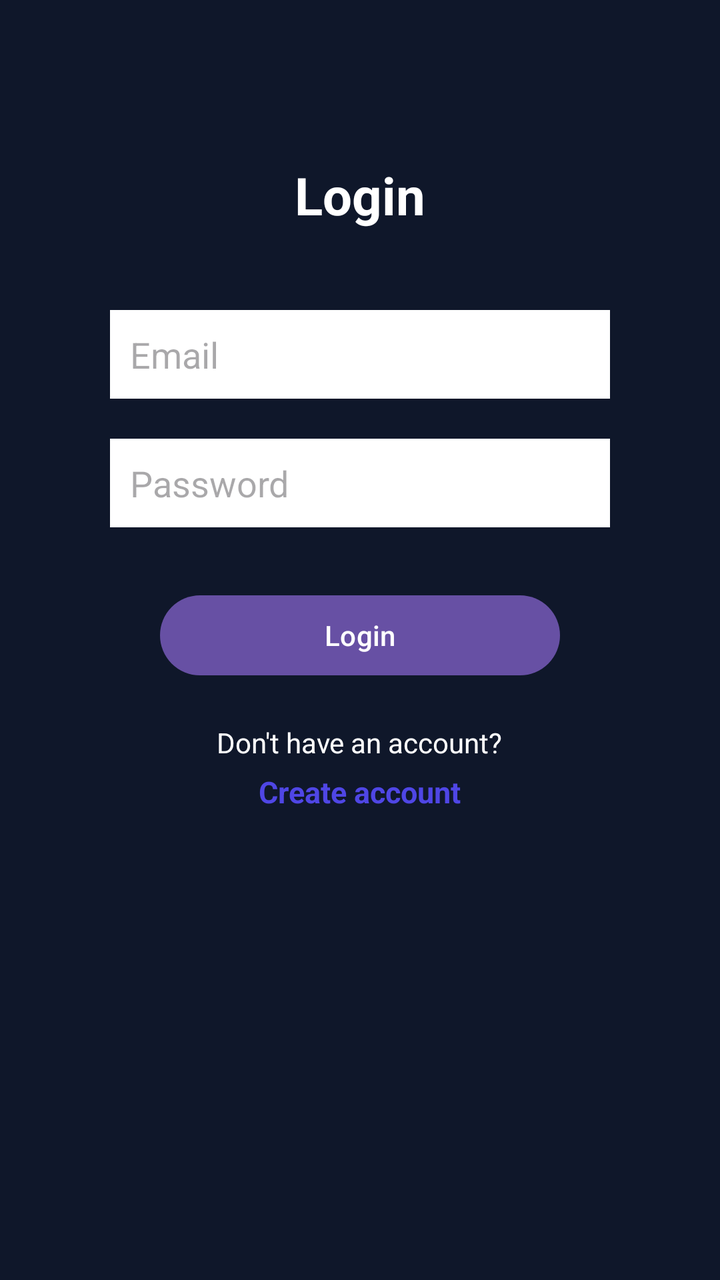
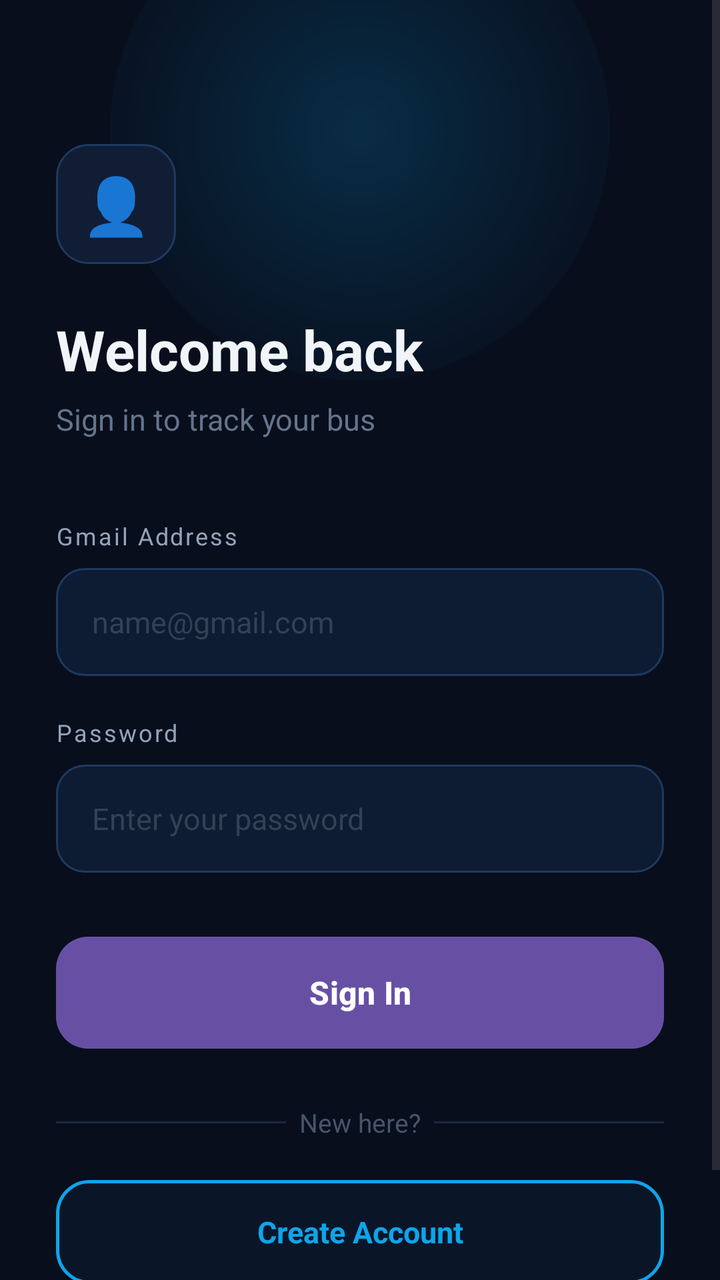

The first picture is an Android layout as it rendered before a commit; the second is the same layout after the commit. The layout source and the unified diff follow.
<!-- AndroidManifest.xml: application theme Theme.AppCompat.Light.NoActionBar -->
<!-- res/layout/activity_login.xml -->
<?xml version="1.0" encoding="utf-8"?>
<RelativeLayout xmlns:android="http://schemas.android.com/apk/res/android"
    android:id="@+id/main"
    android:layout_width="match_parent"
    android:layout_height="match_parent"
    android:background="#0F172A">
    <ProgressBar
        android:id="@+id/progressBar"
        android:layout_width="wrap_content"
        android:layout_height="wrap_content"
        android:visibility="gone"
        android:layout_gravity="center" />

    
    <TextView
        android:id="@+id/title"
        android:layout_width="wrap_content"
        android:layout_height="wrap_content"
        android:text="Login"
        android:textSize="26sp"
        android:textStyle="bold"
        android:textColor="#FFFFFF"
        android:layout_centerHorizontal="true"
        android:layout_marginTop="80dp" />

    
    <EditText
        android:id="@+id/email"
        android:layout_width="250dp"
        android:layout_height="wrap_content"
        android:hint="Email"
        android:background="#FFFFFF"
        android:padding="10dp"
        android:layout_centerHorizontal="true"
        android:layout_below="@id/title"
        android:layout_marginTop="40dp" />

    
    <EditText
        android:id="@+id/password"
        android:layout_width="250dp"
        android:layout_height="wrap_content"
        android:hint="Password"
        android:inputType="textPassword"
        android:background="#FFFFFF"
        android:padding="10dp"
        android:layout_centerHorizontal="true"
        android:layout_below="@id/email"
        android:layout_marginTop="20dp" />

    
    <Button
        android:id="@+id/loginBtn"
        android:layout_width="200dp"
        android:layout_height="wrap_content"
        android:text="Login"
        android:layout_centerHorizontal="true"
        android:layout_below="@id/password"
        android:layout_marginTop="30dp" />

    
    <TextView
        android:id="@+id/signupText"
        android:layout_width="wrap_content"
        android:layout_height="wrap_content"
        android:text="Don't have an account?"
        android:textColor="#FFFFFF"
        android:textSize="14sp"
        android:layout_centerHorizontal="true"
        android:layout_below="@id/loginBtn"
        android:layout_marginTop="20dp" />

    
    <TextView
        android:id="@+id/createAccount"
        android:layout_width="wrap_content"
        android:layout_height="wrap_content"
        android:text="Create account"
        android:textColor="#4F46E5"
        android:textStyle="bold"
        android:textSize="15sp"
        android:layout_centerHorizontal="true"
        android:layout_below="@id/signupText"
        android:layout_marginTop="5dp"
        android:clickable="true"
        android:focusable="true" />

</RelativeLayout>
<!-- resources referenced by this layout -->
<resources>
  <style name="Theme.AppCompat.Light.NoActionBar" parent="Base.Theme.AppCompat.Light.NoActionBar" />
  <style name="Base.Theme.AppCompat.Light.NoActionBar" parent="Theme.Material3.DayNight.NoActionBar">
          
          
      </style>
</resources>

<!-- the commit's change to res/layout/activity_login.xml (unified diff, before → after) -->
@@ -1,88 +1,175 @@
 <?xml version="1.0" encoding="utf-8"?>
-<RelativeLayout xmlns:android="http://schemas.android.com/apk/res/android"
-    android:id="@+id/main"
+<ScrollView xmlns:android="http://schemas.android.com/apk/res/android"
     android:layout_width="match_parent"
     android:layout_height="match_parent"
-    android:background="#0F172A">
-    <ProgressBar
-        android:id="@+id/progressBar"
-        android:layout_width="wrap_content"
+    android:background="#080E1C"
+    android:fillViewport="true">
+
+    <RelativeLayout
+        android:layout_width="match_parent"
         android:layout_height="wrap_content"
-        android:visibility="gone"
-        android:layout_gravity="center" />
+        android:minHeight="700dp">
 
-    
-    <TextView
-        android:id="@+id/title"
-        android:layout_width="wrap_content"
-        android:layout_height="wrap_content"
-        android:text="Login"
-        android:textSize="26sp"
-        android:textStyle="bold"
-        android:textColor="#FFFFFF"
-        android:layout_centerHorizontal="true"
-        android:layout_marginTop="80dp" />
+        
+        <View
+            android:layout_width="250dp"
+            android:layout_height="250dp"
+            android:layout_centerHorizontal="true"
+            android:layout_marginTop="-60dp"
+            android:background="@drawable/glow_circle"
+            android:alpha="0.2"/>
 
-    
-    <EditText
-        android:id="@+id/email"
-        android:layout_width="250dp"
-        android:layout_height="wrap_content"
-        android:hint="Email"
-        android:background="#FFFFFF"
-        android:padding="10dp"
-        android:layout_centerHorizontal="true"
-        android:layout_below="@id/title"
-        android:layout_marginTop="40dp" />
+        
+        <LinearLayout
+            android:layout_width="match_parent"
+            android:layout_height="wrap_content"
+            android:orientation="vertical"
+            android:paddingStart="28dp"
+            android:paddingEnd="28dp"
+            android:layout_marginTop="72dp">
 
-    
-    <EditText
-        android:id="@+id/password"
-        android:layout_width="250dp"
-        android:layout_height="wrap_content"
-        android:hint="Password"
-        android:inputType="textPassword"
-        android:background="#FFFFFF"
-        android:padding="10dp"
-        android:layout_centerHorizontal="true"
-        android:layout_below="@id/email"
-        android:layout_marginTop="20dp" />
+            
+            <TextView
+                android:layout_width="60dp"
+                android:layout_height="60dp"
+                android:text="👤"
+                android:textSize="28sp"
+                android:gravity="center"
+                android:background="@drawable/card_bg"
+                android:layout_marginBottom="24dp"/>
 
-    
-    <Button
-        android:id="@+id/loginBtn"
-        android:layout_width="200dp"
-        android:layout_height="wrap_content"
-        android:text="Login"
-        android:layout_centerHorizontal="true"
-        android:layout_below="@id/password"
-        android:layout_marginTop="30dp" />
+            <TextView
+                android:layout_width="wrap_content"
+                android:layout_height="wrap_content"
+                android:text="Welcome back"
+                android:textColor="#F1F5F9"
+                android:textSize="28sp"
+                android:textStyle="bold"/>
 
-    
-    <TextView
-        android:id="@+id/signupText"
-        android:layout_width="wrap_content"
-        android:layout_height="wrap_content"
-        android:text="Don't have an account?"
-        android:textColor="#FFFFFF"
-        android:textSize="14sp"
-        android:layout_centerHorizontal="true"
-        android:layout_below="@id/loginBtn"
-        android:layout_marginTop="20dp" />
+            <TextView
+                android:layout_width="wrap_content"
+                android:layout_height="wrap_content"
+                android:text="Sign in to track your bus"
+                android:textColor="#64748B"
+                android:textSize="15sp"
+                android:layout_marginTop="6dp"
+                android:layout_marginBottom="40dp"/>
 
-    
-    <TextView
-        android:id="@+id/createAccount"
-        android:layout_width="wrap_content"
-        android:layout_height="wrap_content"
-        android:text="Create account"
-        android:textColor="#4F46E5"
-        android:textStyle="bold"
-        android:textSize="15sp"
-        android:layout_centerHorizontal="true"
-        android:layout_below="@id/signupText"
-        android:layout_marginTop="5dp"
-        android:clickable="true"
-        android:focusable="true" />
+            
+            <TextView
+                android:layout_width="wrap_content"
+                android:layout_height="wrap_content"
+                android:text="Gmail Address"
+                android:textColor="#94A3B8"
+                android:textSize="12sp"
+                android:letterSpacing="0.08"
+                android:layout_marginBottom="8dp"/>
 
-</RelativeLayout>
+            <EditText
+                android:id="@+id/email"
+                android:layout_width="match_parent"
+                android:layout_height="54dp"
+                android:hint="name@gmail.com"
+                android:textColorHint="#334155"
+                android:textColor="#F1F5F9"
+                android:textSize="15sp"
+                android:background="@drawable/input_bg"
+                android:paddingStart="18dp"
+                android:paddingEnd="18dp"
+                android:inputType="textEmailAddress"
+                android:layout_marginBottom="20dp"/>
+
+            
+            <TextView
+                android:layout_width="wrap_content"
+                android:layout_height="wrap_content"
+                android:text="Password"
+                android:textColor="#94A3B8"
+                android:textSize="12sp"
+                android:letterSpacing="0.08"
+                android:layout_marginBottom="8dp"/>
+
+            <EditText
+                android:id="@+id/password"
+                android:layout_width="match_parent"
+                android:layout_height="54dp"
+                android:hint="Enter your password"
+                android:textColorHint="#334155"
+                android:textColor="#F1F5F9"
+                android:textSize="15sp"
+                android:background="@drawable/input_bg"
+                android:paddingStart="18dp"
+                android:paddingEnd="18dp"
+                android:inputType="textPassword"
+                android:layout_marginBottom="32dp"/>
+
+            
+            <ProgressBar
+                android:id="@+id/progressBar"
+                android:layout_width="wrap_content"
+                android:layout_height="wrap_content"
+                android:visibility="gone"
+                android:layout_gravity="center"
+                android:layout_marginBottom="16dp"/>
+
+            
+            <Button
+                android:id="@+id/loginBtn"
+                android:layout_width="match_parent"
+                android:layout_height="56dp"
+                android:text="Sign In"
+                android:textColor="#FFFFFF"
+                android:textSize="16sp"
+                android:textStyle="bold"
+                android:background="@drawable/btn_primary"
+                android:stateListAnimator="@null"
+                android:elevation="0dp"/>
+
+            
+            <LinearLayout
+                android:layout_width="match_parent"
+                android:layout_height="wrap_content"
+                android:orientation="horizontal"
+                android:gravity="center_vertical"
+                android:layout_marginTop="28dp"
+                android:layout_marginBottom="20dp">
+
+                <View
+                    android:layout_width="0dp"
+                    android:layout_height="1dp"
+                    android:layout_weight="1"
+                    android:background="#1E293B"/>
+
+                <TextView
+                    android:layout_width="wrap_content"
+                    android:layout_height="wrap_content"
+                    android:text="  New here?  "
+                    android:textColor="#475569"
+                    android:textSize="13sp"/>
+
+                <View
+                    android:layout_width="0dp"
+                    android:layout_height="1dp"
+                    android:layout_weight="1"
+                    android:background="#1E293B"/>
+
+            </LinearLayout>
+
+            
+            <TextView
+                android:id="@+id/createAccount"
+                android:layout_width="match_parent"
+                android:layout_height="52dp"
+                android:text="Create Account"
+                android:textColor="#0EA5E9"
+                android:textSize="15sp"
+                android:textStyle="bold"
+                android:gravity="center"
+                android:background="@drawable/btn_outline"
+                android:clickable="true"
+                android:focusable="true"/>
+
+        </LinearLayout>
+
+    </RelativeLayout>
+</ScrollView>
<!-- resource entries referenced after the edit -->
@@ -1,5 +1,50 @@
 <!-- resources referenced by this layout -->
 <resources>
+  <!-- drawable btn_outline (drawable) -->
+  <?xml version="1.0" encoding="utf-8"?>
+  <shape xmlns:android="http://schemas.android.com/apk/res/android"
+      android:shape="rectangle">
+      <solid android:color="#0A1628"/>
+      <corners android:radius="16dp"/>
+      <stroke android:width="1.5dp" android:color="#0EA5E9"/>
+  </shape>
+  <!-- drawable btn_primary (drawable) -->
+  <?xml version="1.0" encoding="utf-8"?>
+  <shape xmlns:android="http://schemas.android.com/apk/res/android"
+      android:shape="rectangle">
+      <gradient
+          android:startColor="#0EA5E9"
+          android:endColor="#0284C7"
+          android:angle="135"
+          android:type="linear"/>
+      <corners android:radius="16dp"/>
+  </shape>
+  <!-- drawable card_bg (drawable) -->
+  <?xml version="1.0" encoding="utf-8"?>
+  <shape xmlns:android="http://schemas.android.com/apk/res/android"
+      android:shape="rectangle">
+      <solid android:color="#111D35"/>
+      <corners android:radius="16dp"/>
+      <stroke android:width="1dp" android:color="#1E3A5F"/>
+  </shape>
+  <!-- drawable glow_circle (drawable) -->
+  <?xml version="1.0" encoding="utf-8"?>
+  <shape xmlns:android="http://schemas.android.com/apk/res/android"
+      android:shape="oval">
+      <gradient
+          android:startColor="#0EA5E9"
+          android:endColor="#00000000"
+          android:gradientRadius="150dp"
+          android:type="radial"/>
+  </shape>
+  <!-- drawable input_bg (drawable) -->
+  <?xml version="1.0" encoding="utf-8"?>
+  <shape xmlns:android="http://schemas.android.com/apk/res/android"
+      android:shape="rectangle">
+      <solid android:color="#0D1B33"/>
+      <corners android:radius="14dp"/>
+      <stroke android:width="1dp" android:color="#1E3A5F"/>
+  </shape>
   <style name="Theme.AppCompat.Light.NoActionBar" parent="Base.Theme.AppCompat.Light.NoActionBar" />
   <style name="Base.Theme.AppCompat.Light.NoActionBar" parent="Theme.Material3.DayNight.NoActionBar">
           
